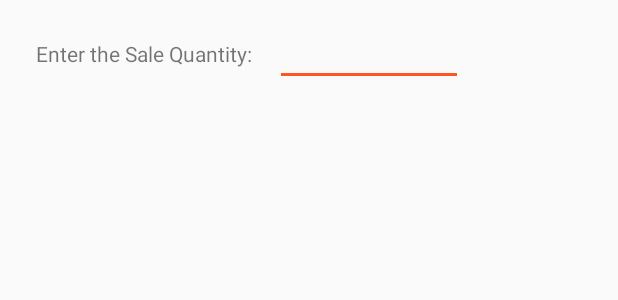
After one commit to throwrocks/android-inventory-app, an Android app: the layout item_sell_dialog.xml on its own in the app's theme, with its tools: preview values and no code run, on a phone screen of 412 x 824 dp. The commit adds this screen. Shown: the top 300 px of the screen. Run offline under Robolectric (Android 15) with nearby library versions, the phone set to English and light mode, and no system bars.

Commit message:
Adjusting quantities now modify the database. Started implementing the selliItem method.

```diff
--- a/app/src/main/java/rocks/athrow/android_inventory_app/Item.java
+++ b/app/src/main/java/rocks/athrow/android_inventory_app/Item.java
@@ -31,6 +31,10 @@ public class Item extends RealmObject {
         this.vendor_email = vendor_email;
     }
 
+    public void setQuantity(int quantity){
+        this.quantity = quantity;
+    }
+
     public int getId() {
         return this.id;
     }
--- a/app/src/main/java/rocks/athrow/android_inventory_app/ItemDetailActivity.java
+++ b/app/src/main/java/rocks/athrow/android_inventory_app/ItemDetailActivity.java
@@ -40,8 +40,6 @@ public class ItemDetailActivity extends AppCompatActivity {
             actionBar.setTitle(itemName);
         }
 
-
-
         FloatingActionButton fab = (FloatingActionButton) findViewById(R.id.fab);
         if (fab != null) {
             fab.setOnClickListener(new View.OnClickListener() {
@@ -52,8 +50,6 @@ public class ItemDetailActivity extends AppCompatActivity {
                 }
             });
         }
-
-
 
         if (savedInstanceState == null) {
             // Create the detail fragment and add it to the activity
--- a/app/src/main/java/rocks/athrow/android_inventory_app/ItemListAdapter.java
+++ b/app/src/main/java/rocks/athrow/android_inventory_app/ItemListAdapter.java
@@ -39,8 +39,6 @@ public class ItemListAdapter extends RealmRecyclerViewAdapter<Item, ItemListAdap
 
         Item item = getData().get(position);
         holder.data = item;
-
-
 
         // Get the data from the Item object
 
--- a/app/src/main/res/layout/activity_item_detail.xml
+++ b/app/src/main/res/layout/activity_item_detail.xml
@@ -44,7 +44,7 @@
 
 
     <android.support.design.widget.FloatingActionButton
-        android:id="@+id/fab"
+        android:id="@+id/item_detail_sell"
         android:layout_width="wrap_content"
         android:layout_height="wrap_content"
         app:layout_anchor="@id/toolbar_layout"
--- /dev/null
+++ b/app/src/main/res/layout/item_sell_dialog.xml
@@ -0,0 +1,23 @@
+<LinearLayout
+    xmlns:android="http://schemas.android.com/apk/res/android"
+    android:layout_width="match_parent"
+    android:layout_height="wrap_content"
+    android:layout_marginTop="12dp"
+
+    android:orientation="horizontal">
+
+        <TextView
+            android:layout_marginStart="24dp"
+            android:layout_width="wrap_content"
+            android:layout_height="wrap_content"
+            android:labelFor="@+id/item_sale_qty"
+            android:text="Enter the Sale Quantity: " />
+
+        <EditText
+            android:layout_marginEnd="12dp"
+            android:layout_marginStart="12dp"
+            android:id="@+id/item_sale_qty"
+            android:layout_width="125dp"
+            android:layout_height="wrap_content"
+            android:inputType="number" />
+</LinearLayout>
```
Also changed, not shown: app/src/main/java/rocks/athrow/android_inventory_app/ItemDetailFragment.java (+86 -16 lines), app/src/main/java/rocks/athrow/android_inventory_app/ItemListActivity.java (+1 -9 lines), app/src/main/java/rocks/athrow/android_inventory_app/dummy/DummyContent.java (deleted, +0 -72 lines), app/src/main/res/layout/item_detail.xml (+7 -8 lines).
